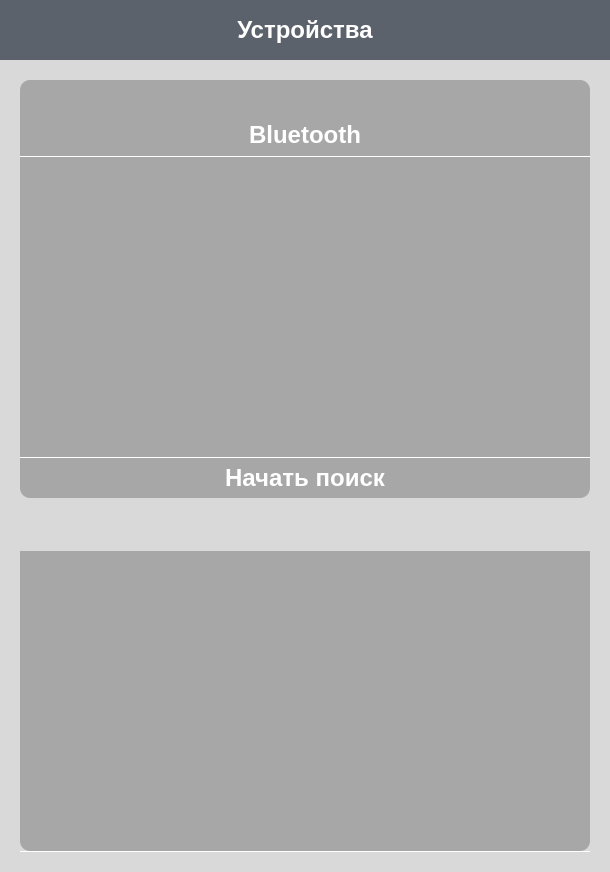
This is search-wgt/searchwidget.ui in iSpaxer/Spaxer as Qt 5 draws it before an edit. The edited form follows.
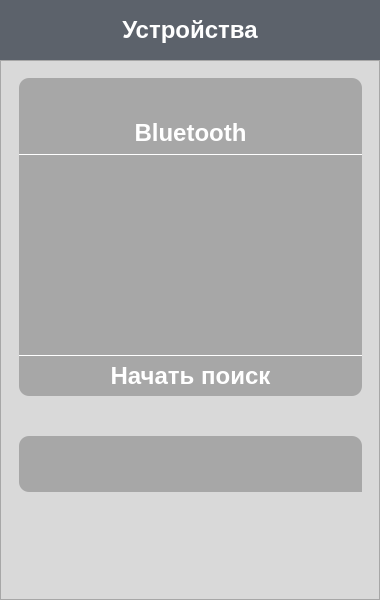
This is the edited form. Icons and pictures are not drawn.

Commit message: Обновление UI

Diff of the .ui file:
```diff
--- a/search-wgt/searchwidget.ui
+++ b/search-wgt/searchwidget.ui
@@ -6,8 +6,8 @@
    <rect>
     <x>0</x>
     <y>0</y>
-    <width>610</width>
-    <height>872</height>
+    <width>380</width>
+    <height>600</height>
    </rect>
   </property>
   <property name="font">
@@ -21,7 +21,10 @@
   <property name="styleSheet">
    <string notr="true">background: #d9d9d9</string>
   </property>
-  <layout class="QGridLayout" name="gridLayout_2">
+  <layout class="QVBoxLayout" name="verticalLayout_2" stretch="0,0">
+   <property name="spacing">
+    <number>0</number>
+   </property>
    <property name="leftMargin">
     <number>0</number>
    </property>
@@ -34,42 +37,92 @@
    <property name="bottomMargin">
     <number>0</number>
    </property>
-   <property name="spacing">
-    <number>0</number>
-   </property>
-   <item row="2" column="2">
-    <spacer name="horizontalSpacer_4">
-     <property name="orientation">
-      <enum>Qt::Orientation::Horizontal</enum>
+   <item>
+    <widget class="QWidget" name="widget" native="true">
+     <property name="sizePolicy">
+      <sizepolicy hsizetype="Minimum" vsizetype="Minimum">
+       <horstretch>0</horstretch>
+       <verstretch>0</verstretch>
+      </sizepolicy>
+     </property>
+     <property name="minimumSize">
+      <size>
+       <width>0</width>
+       <height>60</height>
+      </size>
      </property>
-     <property name="sizeType">
-      <enum>QSizePolicy::Policy::Minimum</enum>
-     </property>
-     <property name="sizeHint" stdset="0">
+     <property name="maximumSize">
       <size>
-       <width>20</width>
-       <height>20</height>
+       <width>16777215</width>
+       <height>60</height>
       </size>
      </property>
-    </spacer>
-   </item>
-   <item row="3" column="1">
-    <spacer name="verticalSpacer_6">
-     <property name="orientation">
-      <enum>Qt::Orientation::Vertical</enum>
+     <property name="styleSheet">
+      <string notr="true">background: #5C626B</string>
      </property>
-     <property name="sizeType">
-      <enum>QSizePolicy::Policy::Minimum</enum>
-     </property>
-     <property name="sizeHint" stdset="0">
-      <size>
-       <width>20</width>
-       <height>20</height>
-      </size>
-     </property>
-    </spacer>
-   </item>
-   <item row="1" column="1">
+     <layout class="QVBoxLayout" name="verticalLayout">
+      <item>
+       <widget class="QLabel" name="label">
+        <property name="font">
+         <font>
+          <pointsize>18</pointsize>
+          <bold>true</bold>
+         </font>
+        </property>
+        <property name="toolTip">
+         <string/>
+        </property>
+        <property name="styleSheet">
+         <string notr="true">	color: #ffffff;</string>
+        </property>
+        <property name="text">
+         <string>Устройства</string>
+        </property>
+        <property name="scaledContents">
+         <bool>false</bool>
+        </property>
+        <property name="alignment">
+         <set>Qt::AlignmentFlag::AlignCenter</set>
+        </property>
+       </widget>
+      </item>
+     </layout>
+    </widget>
+   </item>
+   <item>
+    <widget class="QScrollArea" name="scroll">
+     <property name="styleSheet">
+      <string notr="true"/>
+     </property>
+     <property name="widgetResizable">
+      <bool>true</bool>
+     </property>
+     <widget class="QWidget" name="scrollAreaWidgetContents_4">
+      <property name="geometry">
+       <rect>
+        <x>0</x>
+        <y>0</y>
+        <width>378</width>
+        <height>538</height>
+       </rect>
+      </property>
+      <layout class="QGridLayout" name="gridLayout_2" columnminimumwidth="0,0,0">
+       <property name="leftMargin">
+        <number>0</number>
+       </property>
+       <property name="topMargin">
+        <number>0</number>
+       </property>
+       <property name="rightMargin">
+        <number>0</number>
+       </property>
+       <property name="bottomMargin">
+        <number>0</number>
+       </property>
+       <property name="spacing">
+        <number>0</number>
+       </property>
+       <item row="0" column="1">
     <spacer name="verticalSpacer_2">
      <property name="orientation">
       <enum>Qt::Orientation::Vertical</enum>
@@ -79,30 +132,30 @@
      </property>
      <property name="sizeHint" stdset="0">
       <size>
-       <width>20</width>
-       <height>20</height>
+           <width>17</width>
+           <height>17</height>
       </size>
      </property>
     </spacer>
    </item>
-   <item row="2" column="0">
+       <item row="1" column="0">
     <spacer name="horizontalSpacer_7">
      <property name="orientation">
       <enum>Qt::Orientation::Horizontal</enum>
      </property>
      <property name="sizeType">
-      <enum>QSizePolicy::Policy::Minimum</enum>
+          <enum>QSizePolicy::Policy::Expanding</enum>
      </property>
      <property name="sizeHint" stdset="0">
       <size>
-       <width>20</width>
-       <height>20</height>
+           <width>17</width>
+           <height>17</height>
       </size>
      </property>
     </spacer>
    </item>
-   <item row="2" column="1">
-    <layout class="QVBoxLayout" name="findLayout" stretch="0,0,0,0,0,0,0,1">
+       <item row="1" column="1">
+        <layout class="QVBoxLayout" name="findLayout" stretch="0,0,0,0,0,0,0,0">
      <property name="spacing">
       <number>0</number>
      </property>
@@ -238,10 +291,16 @@
      </item>
      <item>
       <widget class="QListView" name="devicesForConnection">
+           <property name="sizePolicy">
+            <sizepolicy hsizetype="Preferred" vsizetype="Minimum">
+             <horstretch>0</horstretch>
+             <verstretch>0</verstretch>
+            </sizepolicy>
+           </property>
        <property name="minimumSize">
         <size>
          <width>0</width>
-         <height>300</height>
+             <height>200</height>
         </size>
        </property>
        <property name="styleSheet">
@@ -254,6 +313,18 @@
 border: none;
 }</string>
        </property>
+           <property name="verticalScrollBarPolicy">
+            <enum>Qt::ScrollBarPolicy::ScrollBarAlwaysOff</enum>
+           </property>
+           <property name="horizontalScrollBarPolicy">
+            <enum>Qt::ScrollBarPolicy::ScrollBarAlwaysOff</enum>
+           </property>
+           <property name="sizeAdjustPolicy">
+            <enum>QAbstractScrollArea::SizeAdjustPolicy::AdjustToContents</enum>
+           </property>
+           <property name="autoScroll">
+            <bool>false</bool>
+           </property>
        <property name="editTriggers">
         <set>QAbstractItemView::EditTrigger::EditKeyPressed</set>
        </property>
@@ -281,7 +352,7 @@
      <item>
       <widget class="QPushButton" name="doFindButton">
        <property name="sizePolicy">
-        <sizepolicy hsizetype="Minimum" vsizetype="Minimum">
+            <sizepolicy hsizetype="Minimum" vsizetype="Fixed">
          <horstretch>0</horstretch>
          <verstretch>0</verstretch>
         </sizepolicy>
@@ -292,6 +363,12 @@
          <height>40</height>
         </size>
        </property>
+           <property name="maximumSize">
+            <size>
+             <width>16777215</width>
+             <height>16777215</height>
+            </size>
+           </property>
        <property name="font">
         <font>
          <pointsize>18</pointsize>
@@ -324,9 +401,12 @@
        <property name="orientation">
         <enum>Qt::Orientation::Vertical</enum>
        </property>
+           <property name="sizeType">
+            <enum>QSizePolicy::Policy::Minimum</enum>
+           </property>
        <property name="sizeHint" stdset="0">
         <size>
-         <width>20</width>
+             <width>40</width>
          <height>40</height>
         </size>
        </property>
@@ -334,10 +414,16 @@
      </item>
      <item>
       <widget class="QListView" name="findedDevicesView">
+           <property name="sizePolicy">
+            <sizepolicy hsizetype="Preferred" vsizetype="Minimum">
+             <horstretch>0</horstretch>
+             <verstretch>0</verstretch>
+            </sizepolicy>
+           </property>
        <property name="minimumSize">
         <size>
          <width>0</width>
-         <height>300</height>
+             <height>0</height>
         </size>
        </property>
        <property name="styleSheet">
@@ -348,88 +434,65 @@
 QWidget {
 background: #A7A7A7;
 border: none;
-border-top-left-radius: 0px;  /* Закругление левого верхнего угла */
-border-top-right-radius: 0px; /* Закругление правого верхнего угла */
+border-top-left-radius: 10px;  /* Закругление левого верхнего угла */
+border-top-right-radius: 10px; /* Закругление правого верхнего угла */
 border-bottom-left-radius: 10px;  /* Нижние углы остаются прямыми */
-border-bottom-right-radius: 10px;      
+border-bottom-right-radius: 0px;      
 }</string>
        </property>
+           <property name="verticalScrollBarPolicy">
+            <enum>Qt::ScrollBarPolicy::ScrollBarAlwaysOff</enum>
+           </property>
+           <property name="horizontalScrollBarPolicy">
+            <enum>Qt::ScrollBarPolicy::ScrollBarAlwaysOff</enum>
+           </property>
+           <property name="sizeAdjustPolicy">
+            <enum>QAbstractScrollArea::SizeAdjustPolicy::AdjustToContents</enum>
+           </property>
+           <property name="autoScroll">
+            <bool>false</bool>
+           </property>
        <property name="editTriggers">
         <set>QAbstractItemView::EditTrigger::EditKeyPressed</set>
        </property>
       </widget>
      </item>
      <item>
-      <widget class="QWidget" name="whiteLine_1" native="true">
-       <property name="minimumSize">
-        <size>
-         <width>0</width>
-         <height>1</height>
-        </size>
-       </property>
-       <property name="maximumSize">
+          <spacer name="verticalSpacer_6">
+           <property name="orientation">
+            <enum>Qt::Orientation::Vertical</enum>
+           </property>
+           <property name="sizeType">
+            <enum>QSizePolicy::Policy::Expanding</enum>
+           </property>
+           <property name="sizeHint" stdset="0">
         <size>
-         <width>16777215</width>
-         <height>1</height>
-        </size>
-       </property>
-       <property name="styleSheet">
-        <string notr="true">background: white</string>
-       </property>
-      </widget>
+             <width>20</width>
+             <height>20</height>
+            </size>
+           </property>
+          </spacer>
      </item>
     </layout>
    </item>
-   <item row="0" column="0" colspan="3">
-    <widget class="QWidget" name="widget" native="true">
-     <property name="sizePolicy">
-      <sizepolicy hsizetype="Minimum" vsizetype="Minimum">
-       <horstretch>0</horstretch>
-       <verstretch>0</verstretch>
-      </sizepolicy>
-     </property>
-     <property name="minimumSize">
-      <size>
-       <width>0</width>
-       <height>60</height>
-      </size>
-     </property>
-     <property name="maximumSize">
+       <item row="1" column="2">
+        <spacer name="horizontalSpacer_4">
+         <property name="orientation">
+          <enum>Qt::Orientation::Horizontal</enum>
+         </property>
+         <property name="sizeType">
+          <enum>QSizePolicy::Policy::Expanding</enum>
+         </property>
+         <property name="sizeHint" stdset="0">
       <size>
-       <width>16777215</width>
-       <height>16777215</height>
-      </size>
-     </property>
-     <property name="styleSheet">
-      <string notr="true">background: #5C626B</string>
-     </property>
-     <layout class="QVBoxLayout" name="verticalLayout">
-      <item>
-       <widget class="QLabel" name="label">
-        <property name="font">
-         <font>
-          <pointsize>18</pointsize>
-          <bold>true</bold>
-         </font>
-        </property>
-        <property name="toolTip">
-         <string/>
-        </property>
-        <property name="styleSheet">
-         <string notr="true">	color: #ffffff;</string>
-        </property>
-        <property name="text">
-         <string>Устройства</string>
-        </property>
-        <property name="scaledContents">
-         <bool>false</bool>
-        </property>
-        <property name="alignment">
-         <set>Qt::AlignmentFlag::AlignCenter</set>
-        </property>
-       </widget>
-      </item>
-     </layout>
+           <width>17</width>
+           <height>17</height>
+          </size>
+         </property>
+        </spacer>
+       </item>
+      </layout>
+     </widget>
     </widget>
    </item>
   </layout>
```
Left out of the diff: 52 changed lines with no effect on the pictures. Lines whose indentation alone changed are shown as unchanged. The commit also changes 3 other files.
